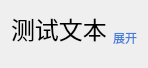
ArcherLuo233/election-s-prediction, file ui/page_elements/NavigateMenu/NavigateField/NavigateField.ui: the form before one commit.
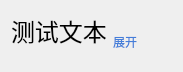
The form after the commit.

Commit message: 修正 NavigateMenu size不正确问题

```diff
--- a/ui/page_elements/NavigateMenu/NavigateField/NavigateField.ui
+++ b/ui/page_elements/NavigateMenu/NavigateField/NavigateField.ui
@@ -6,10 +6,16 @@
    <rect>
     <x>0</x>
     <y>0</y>
-    <width>146</width>
-    <height>61</height>
+    <width>183</width>
+    <height>72</height>
    </rect>
   </property>
+  <property name="sizePolicy">
+   <sizepolicy hsizetype="Fixed" vsizetype="Preferred">
+    <horstretch>0</horstretch>
+    <verstretch>0</verstretch>
+   </sizepolicy>
+  </property>
   <property name="windowTitle">
    <string>Form</string>
   </property>
```
The commit also changes 3 other files.
